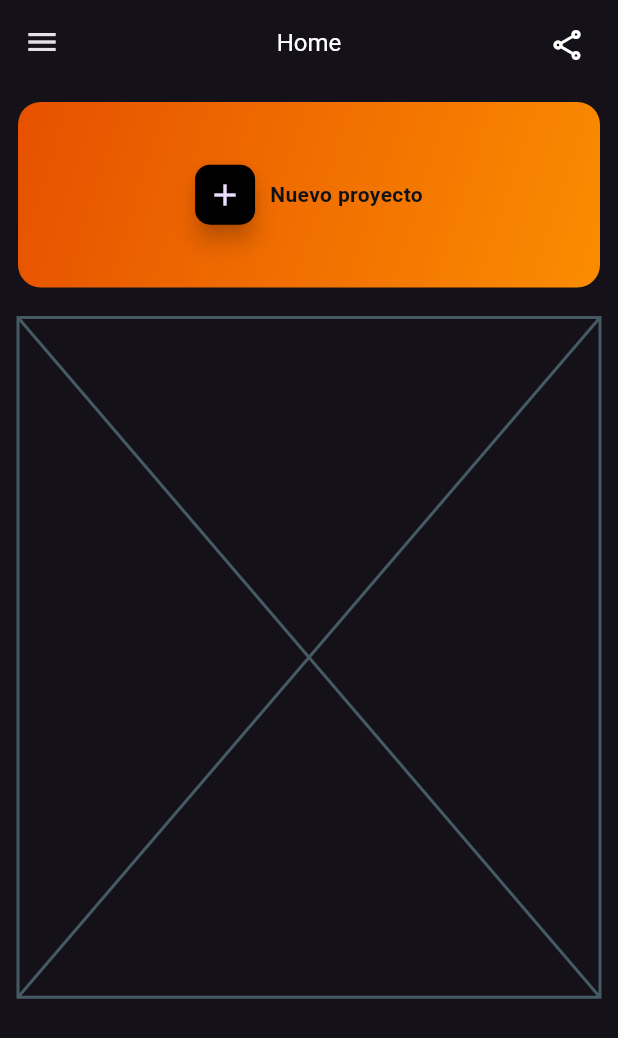
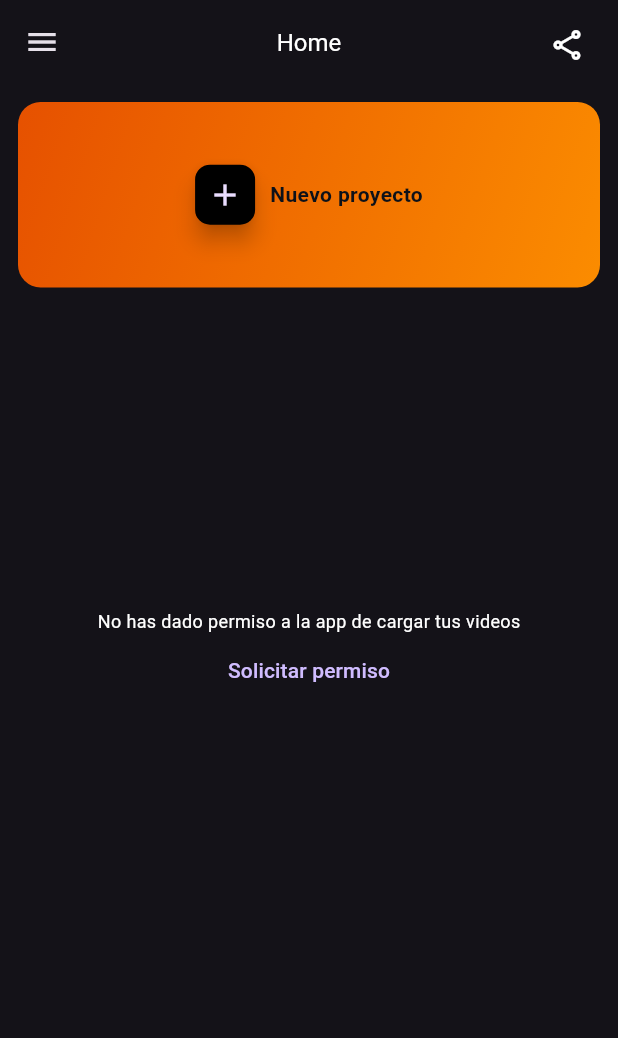
Before and after one commit to carlostic26/vidcer, a Flutter app: the HomeScreen screen opened directly, on a phone screen of 412 x 824 dp. Shown: the top 1038 px of the screen. Run offline on Flutter 3.47's test engine with Material 3 defaults, Android fonts, the phone set to English and light mode, and no system bars; our stand-ins replace flutter_riverpod, fluttertoast, image_picker, percent_indicator, permission_handler, shared_preferences; accounts and stored records are empty.

Commit message:
solicitando permisos multimedia

```diff
--- a/lib/presentation/provider/riverpod_provider.dart
+++ b/lib/presentation/provider/riverpod_provider.dart
@@ -1,4 +1,5 @@
 import 'package:flutter_riverpod/flutter_riverpod.dart';
+import 'package:image_picker/image_picker.dart';
 import '../../domain/controller/theme_preferences.dart';
 
 final darkTheme_rp = StateProvider((ref) => false);
--- a/lib/presentation/screens/home_screen.dart
+++ b/lib/presentation/screens/home_screen.dart
@@ -2,6 +2,8 @@ import 'package:flutter/material.dart';
 import 'package:flutter_riverpod/flutter_riverpod.dart';
 import 'package:vidcer/domain/controller/theme.dart';
 import 'package:vidcer/presentation/widgets/drawer.dart';
+import 'package:permission_handler/permission_handler.dart';
+import 'package:fluttertoast/fluttertoast.dart';
 
 class HomeScreen extends ConsumerWidget {
   const HomeScreen({super.key});
@@ -98,7 +100,44 @@ class HomeScreen extends ConsumerWidget {
                 ],
               ),
               const SizedBox(height: 20),
-              SizedBox(height: sizeHeigt * 0.55, child: const Placeholder()),
+              SizedBox(
+                height: sizeHeigt * 0.55,
+                child: Center(
+                  child: Column(
+                    mainAxisAlignment: MainAxisAlignment.center,
+                    children: [
+                      const Text(
+                        'No has dado permiso a la app de cargar tus videos',
+                        style: TextStyle(fontSize: 12),
+                      ),
+                      TextButton(
+                        child: const Text('Solicitar permiso'),
+                        onPressed: () async {
+                          var status = await Permission.storage.status;
+                          if (!status.isGranted) {
+                            status = await Permission.storage.request();
+                            if (status.isGranted) {
+                              // El permiso fue concedido
+                              Fluttertoast.showToast(
+                                msg: "Permiso concedido", // message
+                                toastLength: Toast.LENGTH_SHORT, // length
+                                gravity: ToastGravity.BOTTOM, // location
+                              );
+                            } else {
+                              // El permiso fue denegado
+                              Fluttertoast.showToast(
+                                msg: "Permiso denegado", // message
+                                toastLength: Toast.LENGTH_SHORT, // length
+                                gravity: ToastGravity.BOTTOM, // location
+                              );
+                            }
+                          }
+                        },
+                      ),
+                    ],
+                  ),
+                ),
+              ),
             ],
           ),
         ),
--- a/pubspec.yaml
+++ b/pubspec.yaml
@@ -20,7 +20,13 @@ dependencies:
   percent_indicator: ^4.2.0
   url_launcher: ^6.2.1
 
+
   change_app_package_name: ^1.1.0
+  image_picker: ^1.0.4
+  video_player: ^2.8.1
+  http: ^0.13.3
+  permission_handler: ^11.0.1
+  fluttertoast: ^8.2.4
 
 dev_dependencies:
   flutter_test:
```
Also changed, not shown: pubspec.lock, 7 other files.
